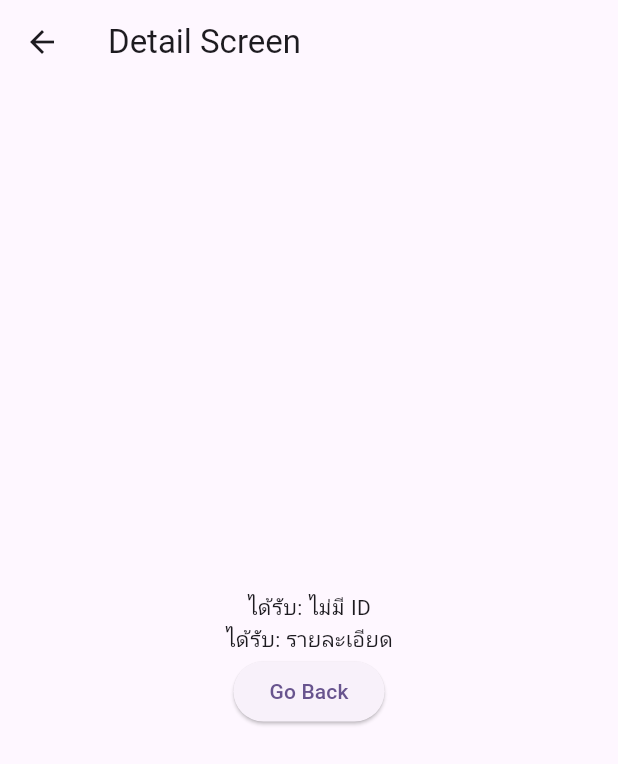
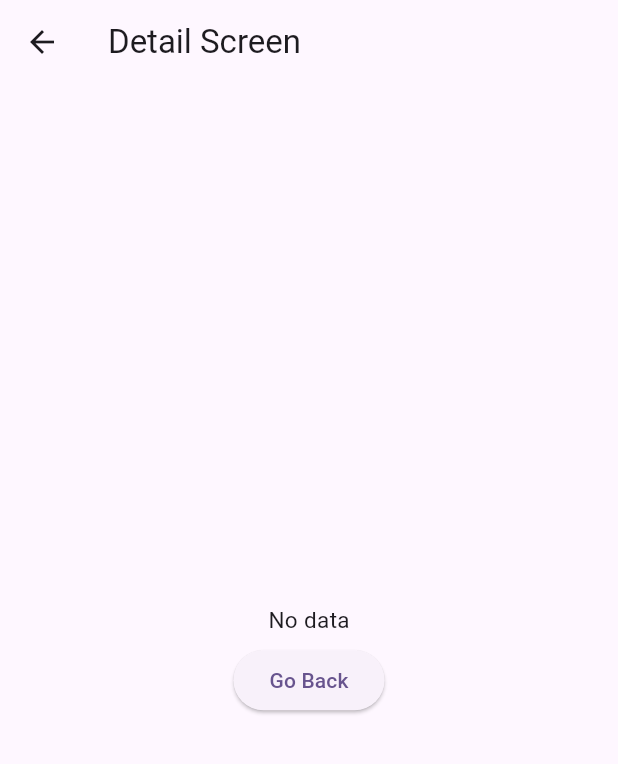
Before and after one commit to Golffzza/navigate_route, a Flutter app: the DetailScreen screen opened directly, on a phone screen of 412 x 824 dp. Shown: the top 764 px of the screen. Run offline on Flutter 3.47's test engine with Material 3 defaults, Android fonts, the phone set to English and light mode, and no system bars.

Commit message:
first commit

```diff
--- /dev/null
+++ b/lib/screens/data_provider.dart
@@ -0,0 +1,12 @@
+import 'package:flutter/material.dart';
+
+class DataProvider with ChangeNotifier {
+  String _message = "No data";
+
+  String get message => _message;
+
+  void setMessage(String newMessage) {
+    _message = newMessage;
+    notifyListeners();
+  }
+}
--- a/lib/screens/detail_screen.dart
+++ b/lib/screens/detail_screen.dart
@@ -1,30 +1,32 @@
 import 'package:flutter/material.dart';
+import 'package:navigate_route/screens/data_provider.dart';
+import 'package:provider/provider.dart';
 
 class DetailScreen extends StatelessWidget {
-  static const routeName = '/';
   const DetailScreen({super.key});
+  static const routeName = '/detail';
 
   @override
   Widget build(BuildContext context) {
-    final args =
-        ModalRoute.of(context)?.settings.arguments as Map<String, String>?;
-
-    final String itemId = args?['id'] ?? 'ไม่มี ID';
-    final String pageTitle = args?['title'] ?? 'รายละเอียด';
+    final message = context.watch<DataProvider>().message;
 
     return Scaffold(
-      appBar: AppBar(title: Text('Detail Screen')),
+      appBar: AppBar(title: const Text('Detail Screen')),
       body: Center(
         child: Column(
           mainAxisAlignment: MainAxisAlignment.center,
           children: [
-            Text('ได้รับ: $itemId'),
-            Text('ได้รับ: $pageTitle'),
+            // ✅ แสดงข้อความที่มาจาก Provider
+            Text(message, style: const TextStyle(fontSize: 15)),
+            const SizedBox(height: 6),
             ElevatedButton(
               onPressed: () {
+                context.read<DataProvider>().setMessage(
+                  "this is data from detail page",
+                );
                 Navigator.pop(context);
               },
-              child: Text('Go Back'),
+              child: const Text("Go Back"),
             ),
           ],
         ),
--- a/pubspec.yaml
+++ b/pubspec.yaml
@@ -34,6 +34,7 @@ dependencies:
   # The following adds the Cupertino Icons font to your application.
   # Use with the CupertinoIcons class for iOS style icons.
   cupertino_icons: ^1.0.8
+  provider: ^6.0.5
 
 dev_dependencies:
   flutter_test:
@@ -44,7 +45,7 @@ dev_dependencies:
   # activated in the `analysis_options.yaml` file located at the root of your
   # package. See that file for information about deactivating specific lint
   # rules and activating additional ones.
-  flutter_lints: ^5.0.0
+  flutter_lints: ^6.0.0
 
 # For information on the generic Dart part of this file, see the
 # following page: https://dart.dev/tools/pub/pubspec
```
Also changed, not shown: lib/main.dart (+9 -5 lines), lib/screens/home_screen.dart (+12 -26 lines), lib/screens/third_screen.dart (deleted, +0 -34 lines), pubspec.lock.
